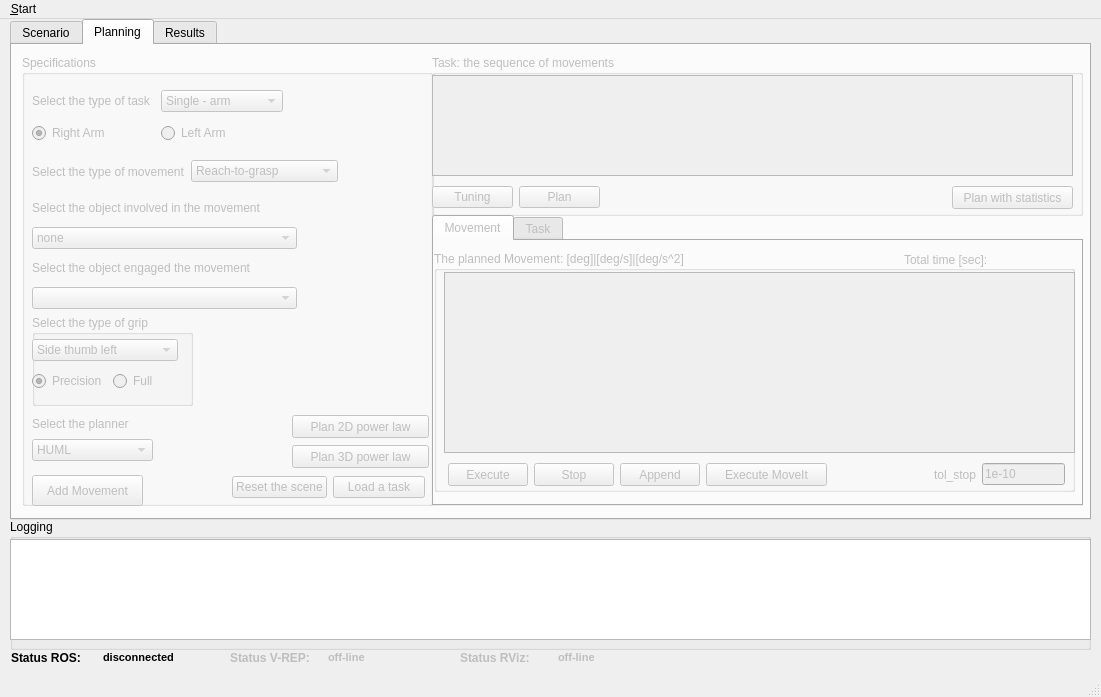
zohannn/motion_manager, file ui/main_window.ui: the form before one commit.
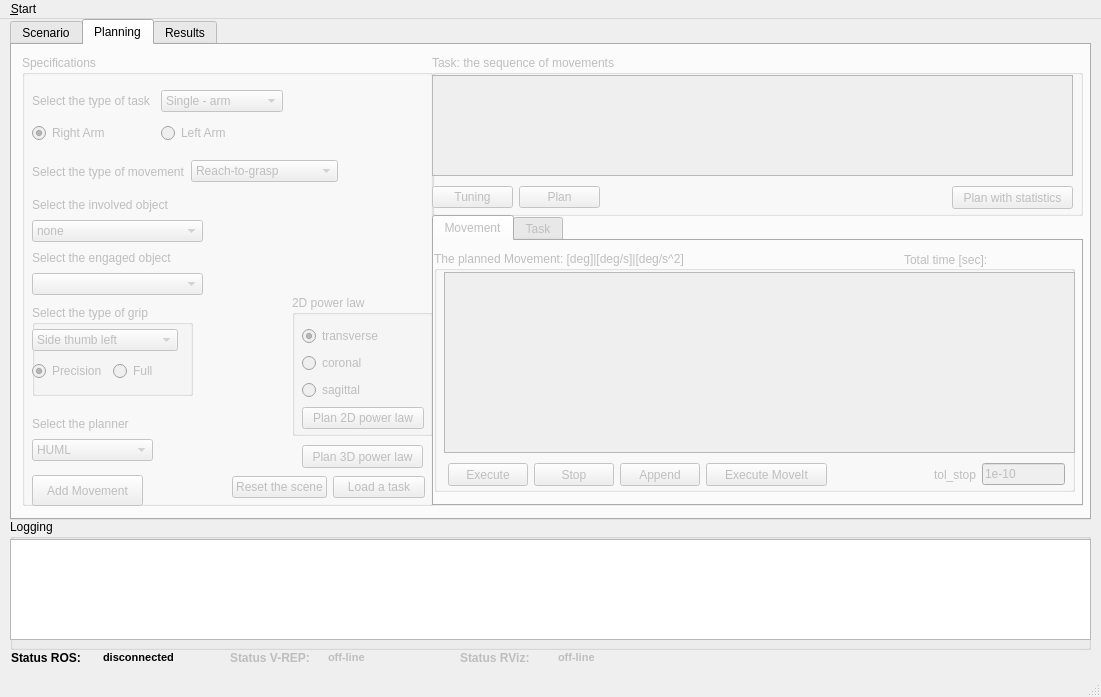
The form after the commit. The open tabs and pages were chosen to show the change. Icons and pictures are not drawn. Custom widgets are drawn as their Qt base class.

What changed in the file:
```diff
--- a/ui/main_window.ui
+++ b/ui/main_window.ui
@@ -493,39 +493,11 @@
         </item>
        </layout>
       </widget>
-      <widget class="QWidget" name="layoutWidget_obj">
-       <property name="geometry">
-        <rect>
-         <x>10</x>
-         <y>140</y>
-         <width>265</width>
-         <height>54</height>
-        </rect>
-       </property>
-       <layout class="QVBoxLayout" name="verticalLayout_obj">
-        <item>
-         <widget class="QLabel" name="label_objects">
-          <property name="text">
-           <string>Select the object involved in the movement</string>
-          </property>
-         </widget>
-        </item>
-        <item>
-         <widget class="QComboBox" name="comboBox_objects">
-          <item>
-           <property name="text">
-            <string>none</string>
-           </property>
-          </item>
-         </widget>
-        </item>
-       </layout>
-      </widget>
       <widget class="QGroupBox" name="groupBox_grip">
        <property name="geometry">
         <rect>
          <x>10</x>
-         <y>260</y>
+         <y>250</y>
          <width>161</width>
          <height>91</height>
         </rect>
@@ -667,28 +639,6 @@
         <string>Add Movement</string>
        </property>
       </widget>
-      <widget class="QWidget" name="layoutWidget_eng_obj">
-       <property name="geometry">
-        <rect>
-         <x>10</x>
-         <y>200</y>
-         <width>265</width>
-         <height>54</height>
-        </rect>
-       </property>
-       <layout class="QVBoxLayout" name="verticalLayout_eng_obj">
-        <item>
-         <widget class="QLabel" name="label_objects_eng">
-          <property name="text">
-           <string>Select the object engaged the movement</string>
-          </property>
-         </widget>
-        </item>
-        <item>
-         <widget class="QComboBox" name="comboBox_objects_eng"/>
-        </item>
-       </layout>
-      </widget>
       <widget class="QWidget" name="layoutWidget">
        <property name="geometry">
         <rect>
@@ -715,12 +665,68 @@
         </item>
        </layout>
       </widget>
+      <widget class="QGroupBox" name="groupBox_power_law">
+       <property name="geometry">
+        <rect>
+         <x>270</x>
+         <y>240</y>
+         <width>141</width>
+         <height>141</height>
+        </rect>
+       </property>
+       <property name="title">
+        <string>2D power law</string>
+       </property>
+       <widget class="QWidget" name="layoutWidget">
+        <property name="geometry">
+         <rect>
+          <x>10</x>
+          <y>30</y>
+          <width>122</width>
+          <height>106</height>
+         </rect>
+        </property>
+        <layout class="QVBoxLayout" name="verticalLayout_3">
+         <item>
+          <widget class="QRadioButton" name="radioButton_transverse">
+           <property name="text">
+            <string>transverse</string>
+           </property>
+           <property name="checked">
+            <bool>true</bool>
+           </property>
+          </widget>
+         </item>
+         <item>
+          <widget class="QRadioButton" name="radioButton_coronal">
+           <property name="text">
+            <string>coronal</string>
+           </property>
+          </widget>
+         </item>
+         <item>
+          <widget class="QRadioButton" name="radioButton_sagittal">
+           <property name="text">
+            <string>sagittal</string>
+           </property>
+          </widget>
+         </item>
+         <item>
+          <widget class="QPushButton" name="pushButton_plan_2d_power_law">
+           <property name="text">
+            <string>Plan 2D power law</string>
+           </property>
+          </widget>
+         </item>
+        </layout>
+       </widget>
+      </widget>
       <widget class="QPushButton" name="pushButton_plan_3d_power_law">
        <property name="geometry">
         <rect>
-         <x>270</x>
+         <x>280</x>
          <y>390</y>
-         <width>137</width>
+         <width>121</width>
          <height>23</height>
         </rect>
        </property>
@@ -728,18 +734,51 @@
         <string>Plan 3D power law</string>
        </property>
       </widget>
-      <widget class="QPushButton" name="pushButton_plan_2d_power_law">
+      <widget class="QWidget" name="">
        <property name="geometry">
         <rect>
-         <x>270</x>
-         <y>360</y>
-         <width>137</width>
-         <height>23</height>
+         <x>10</x>
+         <y>140</y>
+         <width>171</width>
+         <height>100</height>
         </rect>
        </property>
-       <property name="text">
-        <string>Plan 2D power law</string>
-       </property>
+       <layout class="QVBoxLayout" name="verticalLayout_4">
+        <item>
+         <layout class="QVBoxLayout" name="verticalLayout_obj">
+          <item>
+           <widget class="QLabel" name="label_objects">
+            <property name="text">
+             <string>Select the involved object</string>
+            </property>
+           </widget>
+          </item>
+          <item>
+           <widget class="QComboBox" name="comboBox_objects">
+            <item>
+             <property name="text">
+              <string>none</string>
+             </property>
+            </item>
+           </widget>
+          </item>
+         </layout>
+        </item>
+        <item>
+         <layout class="QVBoxLayout" name="verticalLayout_eng_obj">
+          <item>
+           <widget class="QLabel" name="label_objects_eng">
+            <property name="text">
+             <string>Select the engaged object</string>
+            </property>
+           </widget>
+          </item>
+          <item>
+           <widget class="QComboBox" name="comboBox_objects_eng"/>
+          </item>
+         </layout>
+        </item>
+       </layout>
       </widget>
      </widget>
      <widget class="QGroupBox" name="groupBox_task">
```
Left out of the diff: 5 changed lines with no effect on the pictures.
